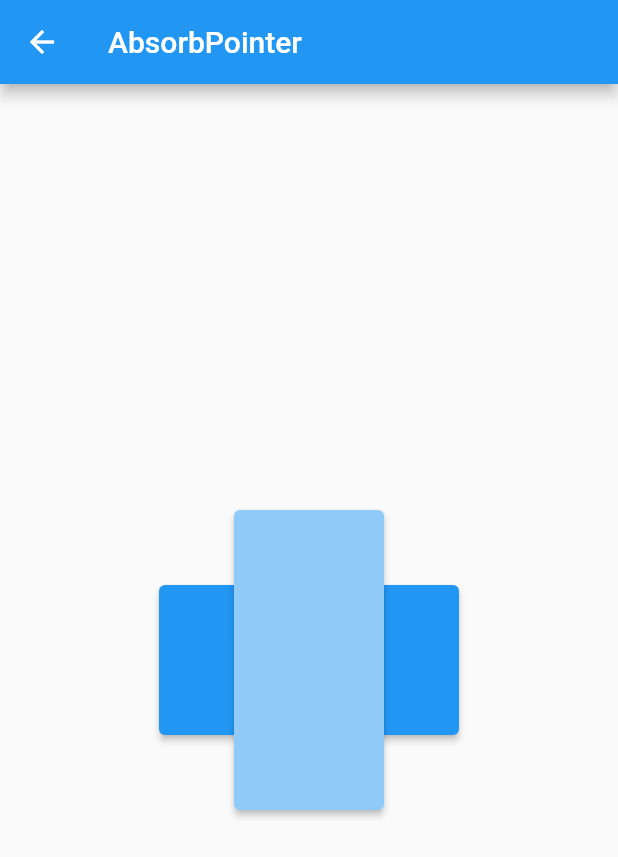
After one commit to xuin-net/Flutter_All_Widgets, a Flutter app: the AbsorbPointerScreen screen opened directly, on a phone screen of 412 x 824 dp. The commit adds this screen. Shown: the top 857 px of the screen. Run offline on Flutter 3.47's test engine with Material 2 defaults, Android fonts, the phone set to English and light mode, and no system bars; our stand-ins replace transparent_image.

Commit message:
[Widgets] Finish AbsorbPointer&BackdropFilter&Transform learn

```diff
--- a/lib/data/metaData.dart
+++ b/lib/data/metaData.dart
@@ -11,6 +11,9 @@ import '../widgets/FadeInImage.dart';
 import '../widgets/ClipRRect.dart';
 import '../widgets/FittedBox.dart';
 import '../widgets/LayoutBuilder.dart';
+import '../widgets/AbsorbPointer.dart';
+import '../widgets/Transform.dart';
+import '../widgets/BackdropFilter.dart';
 
 List<LearnWidget> widgets = [
   LearnWidget('SafeArea', SafeAreaScreen()),
@@ -24,4 +27,7 @@ List<LearnWidget> widgets = [
   LearnWidget('ClipRRect', ClipRRectScreen()),
   LearnWidget('FittedBox', FittedBoxScreen()),
   LearnWidget('LayoutBuilder', LayoutBuilderScreen()),
+  LearnWidget('AbsorbPointer', AbsorbPointerScreen()),
+  LearnWidget('Transform', TransformScreen()),
+  LearnWidget('BackdropFilter', BackdropFilterScreen()),
 ];
--- /dev/null
+++ b/lib/widgets/AbsorbPointer.dart
@@ -0,0 +1,44 @@
+import 'package:flutter/material.dart';
+import 'Common.dart';
+
+class AbsorbPointerScreen extends CommonWidget {
+  @override
+  Widget build(BuildContext context) {
+    return Scaffold(
+        appBar: AppBar(
+          title: Text('AbsorbPointer'),
+        ),
+        body: Center(
+            child: Stack(
+          alignment: AlignmentDirectional.center,
+          children: <Widget>[
+            SizedBox(
+              width: 200.0,
+              height: 100.0,
+              child: ElevatedButton(
+                onPressed: () {
+                  print('click ElevatedButton sizeBox');
+                },
+                child: null,
+              ),
+            ),
+            SizedBox(
+              width: 100.0,
+              height: 200.0,
+              child: AbsorbPointer(
+                absorbing: true,
+                child: ElevatedButton(
+                  style: ElevatedButton.styleFrom(
+                    primary: Colors.blue.shade200,
+                  ),
+                  onPressed: () {
+                    print('click AbsorbPointer sizeBox');
+                  },
+                  child: null,
+                ),
+              ),
+            ),
+          ],
+        )));
+  }
+}
```
Also changed, not shown: lib/widgets/BackdropFilter.dart (added, +38 -0 lines), lib/widgets/Transform.dart (added, +28 -0 lines).
